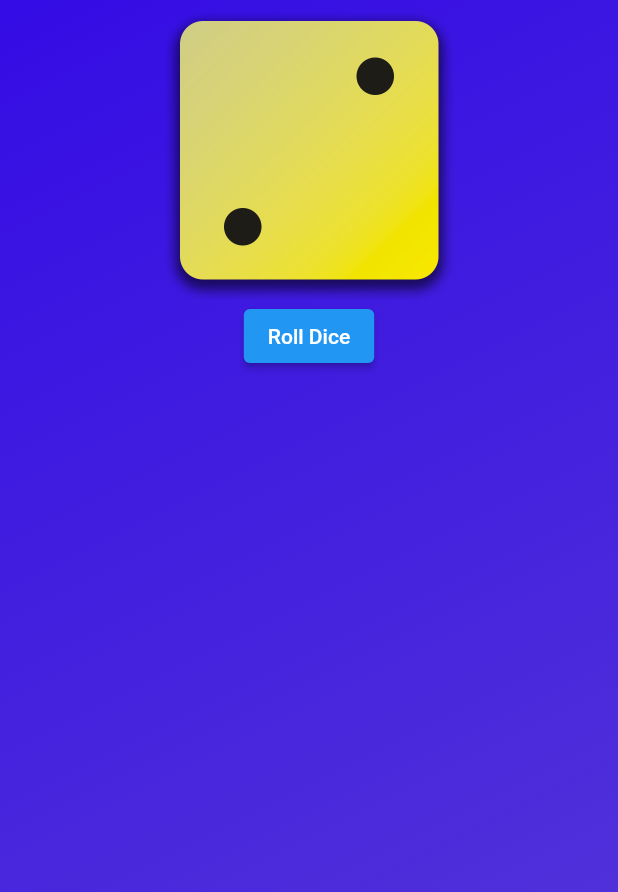
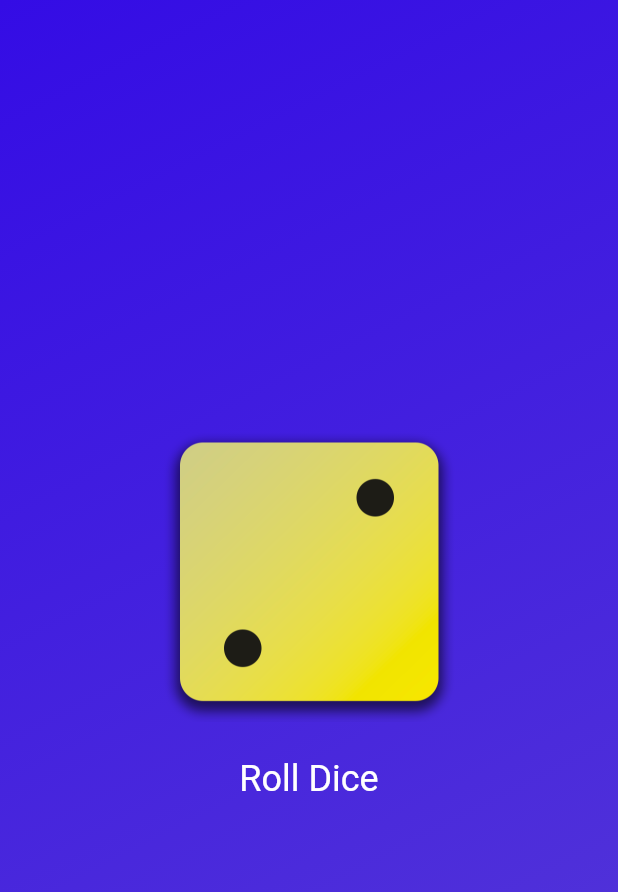
Before and after one commit to rayhan-afk/first_app, a Flutter app: the screen it shows after launch, on a phone screen of 412 x 824 dp. Shown: the top 892 px of the screen. Run offline on Flutter 3.47's test engine with Material 2 defaults, Android fonts, the phone set to English and light mode, and no system bars.

Commit message:
sizedBox

```diff
--- a/lib/gradient_container.dart
+++ b/lib/gradient_container.dart
@@ -29,13 +29,24 @@ class GradientContainer extends StatelessWidget {
       ),
       child: Center(
         child: Column(
+          mainAxisSize: MainAxisSize.min,
           children: [
             Image.asset(
               'assets/images/dice-2.png',
               width: 200,
             ),
-            ElevatedButton(
+            const SizedBox(height: 14),
+            TextButton(
               onPressed: rollDice,
+              style: TextButton.styleFrom(
+                // padding: const EdgeInsets.only(
+                //   top: 14,
+                //   ),
+                foregroundColor: Colors.white,
+                textStyle: const TextStyle(
+                  fontSize: 24,
+                )
+              ),
               child: const Text('Roll Dice'),
             )
           ],
```
